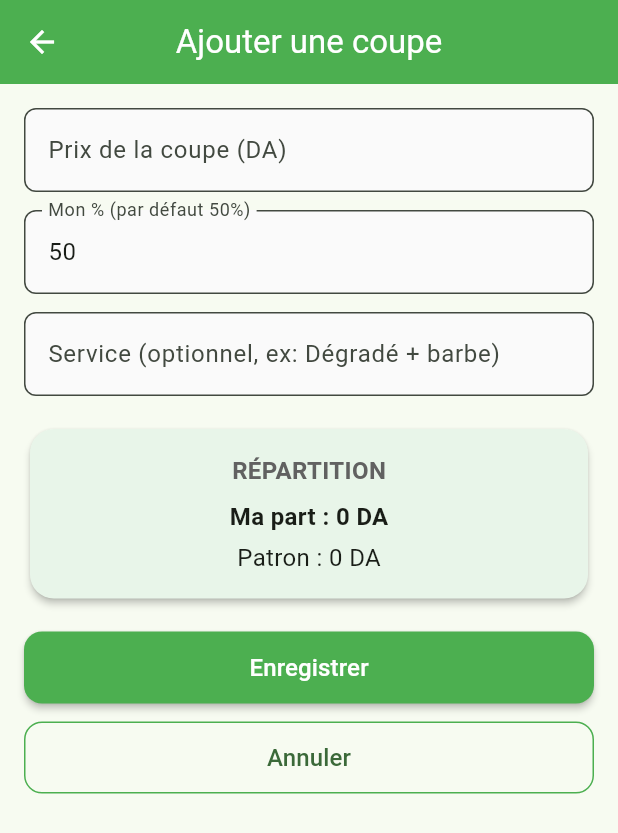
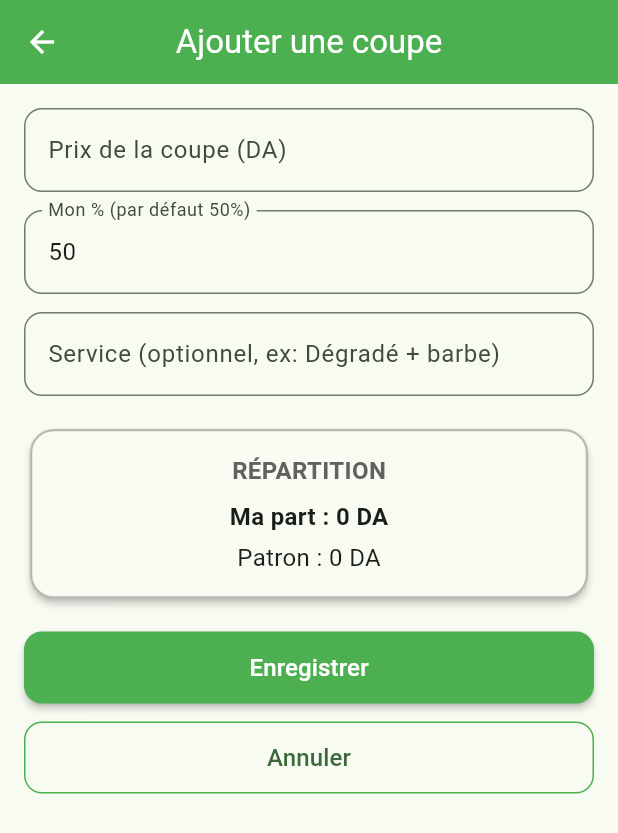
Before and after one commit to anes-bela/barberApp, a Flutter app: the screen it shows after launch, after a tap on "Se connecter", after a tap on "Continuer sans compte", after a tap on "Ajouter une coupe", on a phone screen of 412 x 824 dp. Shown: the top 833 px of the screen. Run offline on Flutter 3.47's test engine with Material 3 defaults, Android fonts, the light colour scheme and no system bars; our stand-ins replace shared_preferences.

Commit message:
mode sombre

```diff
--- a/lib/main.dart
+++ b/lib/main.dart
@@ -29,6 +29,7 @@ class MyApp extends StatelessWidget {
           // 🌙 Mode clair/sombre dynamique
           themeMode: appState.isDarkMode ? ThemeMode.dark : ThemeMode.light,
 
+          // 🌞 Thème clair
           theme: ThemeData(
             useMaterial3: true,
             colorScheme: ColorScheme.fromSeed(
@@ -46,6 +47,13 @@ class MyApp extends StatelessWidget {
               foregroundColor: Colors.white,
               shape: RoundedRectangleBorder(
                 borderRadius: BorderRadius.circular(16),
+              ),
+            ),
+            cardTheme: CardTheme( // ← Ajouté
+              color: Colors.grey[100],
+              elevation: 4,
+              shape: RoundedRectangleBorder(
+                borderRadius: BorderRadius.circular(12),
               ),
             ),
           ),
@@ -67,6 +75,13 @@ class MyApp extends StatelessWidget {
               backgroundColor: Colors.black,
               selectedItemColor: Colors.green,
               unselectedItemColor: Colors.grey,
+            ),
+            cardTheme: CardTheme( // ← Ajouté
+              color: Colors.grey[900],
+              elevation: 4,
+              shape: RoundedRectangleBorder(
+                borderRadius: BorderRadius.circular(12),
+              ),
             ),
           ),
 
--- a/lib/screens/add_cut_screen.dart
+++ b/lib/screens/add_cut_screen.dart
@@ -63,10 +63,8 @@ class _AddCutScreenState extends State<AddCutScreen> {
                     decoration: InputDecoration(
                       labelText: 'Prix de la coupe (DA)',
                       border: OutlineInputBorder(
-                        borderRadius: BorderRadius.circular(8),
+                        borderRadius: BorderRadius.circular(12),
                       ),
-                      filled: true,
-                      fillColor: Colors.grey[50],
                     ),
                     validator: (v) {
                       if (v == null || v.isEmpty) return 'Entrer un prix';
@@ -83,10 +81,8 @@ class _AddCutScreenState extends State<AddCutScreen> {
                       labelText:
                           'Mon % (par défaut ${appState.defaultPercent}%)',
                       border: OutlineInputBorder(
-                        borderRadius: BorderRadius.circular(8),
+                        borderRadius: BorderRadius.circular(12),
                       ),
-                      filled: true,
-                      fillColor: Colors.grey[50],
                     ),
                     validator: (v) {
                       if (v == null || v.isEmpty)
@@ -104,10 +100,8 @@ class _AddCutScreenState extends State<AddCutScreen> {
                     decoration: InputDecoration(
                       labelText: 'Service (optionnel, ex: Dégradé + barbe)',
                       border: OutlineInputBorder(
-                        borderRadius: BorderRadius.circular(8),
+                        borderRadius: BorderRadius.circular(12),
                       ),
-                      filled: true,
-                      fillColor: Colors.grey[50],
                     ),
                   ),
                   const SizedBox(height: 18),
@@ -117,8 +111,14 @@ class _AddCutScreenState extends State<AddCutScreen> {
                     elevation: 2,
                     shape: RoundedRectangleBorder(
                       borderRadius: BorderRadius.circular(16),
+                      side: BorderSide(
+                        color: Theme.of(context).brightness == Brightness.dark
+                            ? Colors.white24      // bordure claire en mode sombre
+                            : Colors.black26,      // bordure foncée en mode clair
+                        width: 1.5,
+                      ),
                     ),
-                    color: Colors.green[50],
+                    color: Theme.of(context).cardColor,
                     child: Padding(
                       padding: const EdgeInsets.all(16.0),
                       child: Column(
--- a/lib/screens/day_details_screen.dart
+++ b/lib/screens/day_details_screen.dart
@@ -103,9 +103,9 @@ class DayDetailsScreen extends StatelessWidget {
                       mainAxisAlignment: MainAxisAlignment.spaceBetween,
                       children: [
                         Text('Total:',
-                            style: TextStyle(fontWeight: FontWeight.w500)),
+                            style: TextStyle(fontWeight: FontWeight.w500 , color: Colors.grey[600])),
                         Text('${day.total} DA',
-                            style: TextStyle(fontWeight: FontWeight.bold)),
+                            style: TextStyle(fontWeight: FontWeight.bold,color: Colors.grey[600])),
                       ],
                     ),
                     const SizedBox(height: 8),
--- a/lib/screens/home_screen.dart
+++ b/lib/screens/home_screen.dart
@@ -11,6 +11,10 @@ class HomeScreen extends StatelessWidget {
   @override
   Widget build(BuildContext context) {
     final appState = Provider.of<AppState>(context);
+
+    // 🔥 Ajouté : détecter mode sombre
+    final bool darkMode = Theme.of(context).brightness == Brightness.dark;
+    final Color textColor = darkMode ? Colors.white : Colors.black;
 
     return Padding(
       padding: const EdgeInsets.symmetric(horizontal: 20.0, vertical: 16),
@@ -26,29 +30,49 @@ class HomeScreen extends StatelessWidget {
                 letterSpacing: 1.0,
               )),
           const SizedBox(height: 18),
+
+          // 🔥🔥🔥 CARD MODIFIÉE 🔥🔥🔥
           Card(
             elevation: 2,
-            shape:
-                RoundedRectangleBorder(borderRadius: BorderRadius.circular(16)),
-            color: Colors.green[50],
+            shape: RoundedRectangleBorder(
+              borderRadius: BorderRadius.circular(16),
+            ),
+            color: darkMode ? Colors.grey[900] : Colors.green[50],  // <-- ici
             child: Padding(
               padding: const EdgeInsets.all(20.0),
               child: Column(
                 crossAxisAlignment: CrossAxisAlignment.start,
                 children: [
-                  Text('Total encaissé : ${appState.currentDay.total} DA',
-                      style: const TextStyle(
-                          fontSize: 18, fontWeight: FontWeight.w600)),
+                  Text(
+                    'Total encaissé : ${appState.currentDay.total} DA',
+                    style: TextStyle(
+                      fontSize: 18,
+                      fontWeight: FontWeight.w600,
+                      color: textColor, // <-- couleur adaptée
+                    ),
+                  ),
                   const SizedBox(height: 8),
-                  Text('Ma part : ${appState.currentDay.myShare} DA',
-                      style: const TextStyle(fontSize: 16)),
+                  Text(
+                    'Ma part : ${appState.currentDay.myShare} DA',
+                    style: TextStyle(
+                      fontSize: 16,
+                      color: textColor.withOpacity(0.85), // <-- adapté
+                    ),
+                  ),
                   const SizedBox(height: 6),
-                  Text('Patron : ${appState.currentDay.bossShare} DA',
-                      style: const TextStyle(fontSize: 16)),
+                  Text(
+                    'Patron : ${appState.currentDay.bossShare} DA',
+                    style: TextStyle(
+                      fontSize: 16,
+                      color: textColor.withOpacity(0.85), // <-- adapté
+                    ),
+                  ),
                 ],
               ),
             ),
           ),
+          // 🔥🔥🔥 FIN DES MODIFS 🔥🔥🔥
+
           const SizedBox(height: 20),
           ElevatedButton.icon(
             onPressed: () => Navigator.of(context)
@@ -108,7 +132,6 @@ class HomeScreen extends StatelessWidget {
                 return CutTile(
                   cut: c,
                   onDelete: () {
-                          // delete by index: compute original index
                     final originalIndex =
                         appState.currentDay.cuts.length - 1 - i;
                     appState.removeCut(originalIndex);
```
Lines whose indentation alone changed are shown as unchanged.
